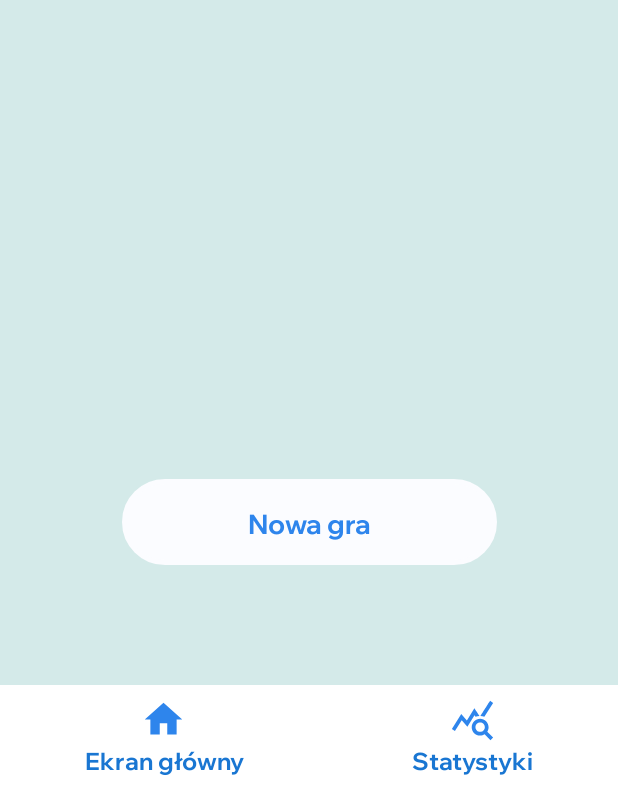
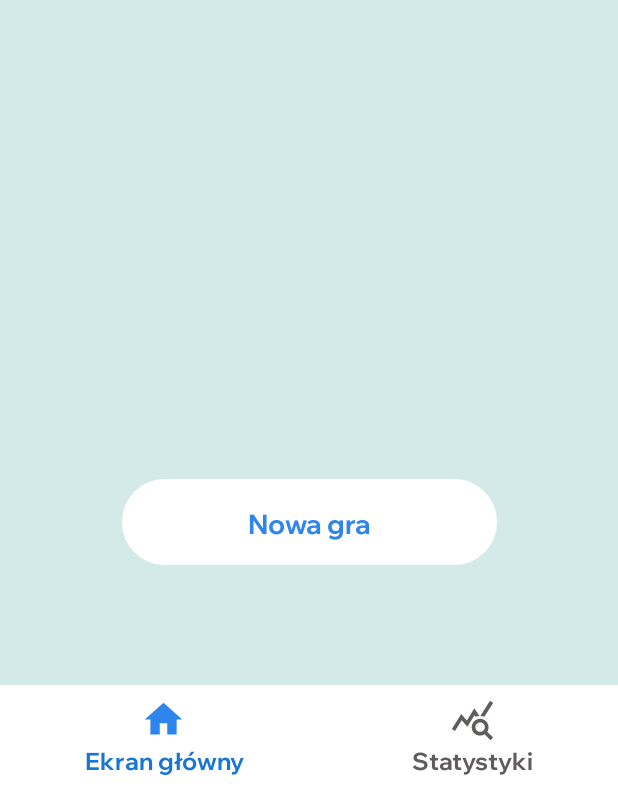
Before and after one commit to enqer/sudoku-game-app, an Android app: the screen it shows after launch (MainActivity), on a phone screen of 412 x 824 dp, the part 446-1236 px from its top. Run offline under Robolectric (Android 15) with nearby library versions, the phone set to English and light mode, and no system bars.

Commit message:
dark mode

```diff
--- a/app/src/main/res/drawable/ic_best_time.xml
+++ b/app/src/main/res/drawable/ic_best_time.xml
@@ -1,4 +1,4 @@
-<vector android:height="30dp" android:viewportHeight="24"
-    android:viewportWidth="24" android:width="30dp" xmlns:android="http://schemas.android.com/apk/res/android">
+<vector android:height="26dp" android:viewportHeight="24"
+    android:viewportWidth="24" android:width="26dp" xmlns:android="http://schemas.android.com/apk/res/android">
     <path android:fillColor="?attr/custom20" android:pathData="M23.707,16.325a1,1 0,0 0,-1.414 0l-5.627,5.628L13.978,19.3A1,1 0,0 0,12.543 20.7L15.287,23.4a1.876,1.876 0,0 0,1.345 0.6h0.033A1.873,1.873 0,0 0,18 23.447l5.707,-5.708a1,1 0,0 0,0 -1.414ZM11.09,21.959A10,10 0,1 1,22 12c0,0.307 -0.015,0.611 -0.041,0.911A1,1 0,0 0,22.866 14a0.989,0.989 0,0 0,1.085 -0.907C23.983,12.73 24,12.367 24,12A12,12 0,1 0,10.91 23.951c0.031,0 0.061,0 0.091,0a1,1 0,0 0,0.089 -2ZM11,7v4.586L8.293,14.293a1,1 0,1 0,1.414 1.414l3,-3A1,1 0,0 0,13 12V7a1,1 0,0 0,-2 0Z"/>
 </vector>
--- /dev/null
+++ b/app/src/main/res/drawable/ic_glob.xml
@@ -0,0 +1,6 @@
+<vector android:height="24dp" android:viewportHeight="1024"
+    android:viewportWidth="1024" android:width="24dp" xmlns:android="http://schemas.android.com/apk/res/android">
+    <path android:fillColor="#000000"
+        android:pathData="M480,896L480,702.1A256.3,256.3 0,0 1,264.1 512h-32.6a96,96 0,0 1,-92 -68.4L93.6,290.9a76.8,76.8 0,0 1,73.6 -98.9L256,192L256,96a32,32 0,0 1,32 -32h448a32,32 0,0 1,32 32v96h88.8a76.8,76.8 0,0 1,73.6 98.9L884.5,443.5A96,96 0,0 1,792.6 512h-32.6A256.3,256.3 0,0 1,544 702.1L544,896h128a32,32 0,1 1,0 64L352,960a32,32 0,1 1,0 -64h128zM704,448L704,128L320,128v320a192,192 0,1 0,384 0zM768,448h24.6a32,32 0,0 0,30.7 -22.8l45.8,-152.8A12.8,12.8 0,0 0,856.8 256L768,256v192zM256,448L256,256h-88.8a12.8,12.8 0,0 0,-12.3 16.4l45.8,152.8A32,32 0,0 0,231.4 448L256,448z"
+        android:strokeColor="?attr/custom20" android:strokeWidth="32.768"/>
+</vector>
--- /dev/null
+++ b/app/src/main/res/drawable/ic_home_state.xml
@@ -0,0 +1,5 @@
+<vector android:height="24dp" android:tint="?attr/custom22"
+    android:viewportHeight="24" android:viewportWidth="24"
+    android:width="24dp" xmlns:android="http://schemas.android.com/apk/res/android">
+    <path android:fillColor="@android:color/white" android:pathData="M10,20v-6h4v6h5v-8h3L12,3 2,12h3v8z"/>
+</vector>
--- a/app/src/main/res/drawable/ic_mistakes.xml
+++ b/app/src/main/res/drawable/ic_mistakes.xml
@@ -2,5 +2,5 @@
     android:viewportWidth="387.11" android:width="30dp" xmlns:android="http://schemas.android.com/apk/res/android">
     <path android:fillColor="?attr/custom20"
         android:pathData="M232.05,321.72L387.11,166.66L220.46,0L0,220.45l166.66,166.66l2.47,-2.47h151.22v-11.93H181.06L232.05,321.72zM370.23,166.65L232.05,304.83l-149.78,-149.78L220.46,16.87L370.23,166.65zM16.88,220.45l56.96,-56.96l149.78,149.79l-56.96,56.96L16.88,220.45z"
-        android:strokeColor="?attr/custom21" android:strokeWidth="20"/>
+        android:strokeColor="?attr/custom20" android:strokeWidth="20"/>
 </vector>
--- /dev/null
+++ b/app/src/main/res/drawable/ic_percent_game.xml
@@ -0,0 +1,6 @@
+<vector android:height="24dp" android:viewportHeight="24"
+    android:viewportWidth="24" android:width="24dp" xmlns:android="http://schemas.android.com/apk/res/android">
+    <path android:fillColor="#000000" android:pathData="M20.707,3.293C21.098,3.683 21.098,4.317 20.707,4.707L4.707,20.707C4.317,21.098 3.683,21.098 3.293,20.707C2.902,20.317 2.902,19.683 3.293,19.293L19.293,3.293C19.683,2.902 20.317,2.902 20.707,3.293Z"/>
+    <path android:fillColor="#000000" android:fillType="evenOdd" android:pathData="M4,6.5C4,4.567 5.567,3 7.5,3C9.433,3 11,4.567 11,6.5C11,8.433 9.433,10 7.5,10C5.567,10 4,8.433 4,6.5ZM7.5,5C6.672,5 6,5.672 6,6.5C6,7.328 6.672,8 7.5,8C8.328,8 9,7.328 9,6.5C9,5.672 8.328,5 7.5,5Z"/>
+    <path android:fillColor="#000000" android:fillType="evenOdd" android:pathData="M16.5,14C14.567,14 13,15.567 13,17.5C13,19.433 14.567,21 16.5,21C18.433,21 20,19.433 20,17.5C20,15.567 18.433,14 16.5,14ZM15,17.5C15,16.672 15.672,16 16.5,16C17.328,16 18,16.672 18,17.5C18,18.328 17.328,19 16.5,19C15.672,19 15,18.328 15,17.5Z"/>
+</vector>
--- /dev/null
+++ b/app/src/main/res/drawable/ic_stats_state.xml
@@ -0,0 +1,5 @@
+<vector android:height="24dp" android:tint="?attr/custom22"
+    android:viewportHeight="24" android:viewportWidth="24"
+    android:width="24dp" xmlns:android="http://schemas.android.com/apk/res/android">
+    <path android:fillColor="@android:color/white" android:pathData="M19.88,18.47c0.44,-0.7 0.7,-1.51 0.7,-2.39c0,-2.49 -2.01,-4.5 -4.5,-4.5s-4.5,2.01 -4.5,4.5s2.01,4.5 4.49,4.5c0.88,0 1.7,-0.26 2.39,-0.7L21.58,23L23,21.58L19.88,18.47zM16.08,18.58c-1.38,0 -2.5,-1.12 -2.5,-2.5c0,-1.38 1.12,-2.5 2.5,-2.5s2.5,1.12 2.5,2.5C18.58,17.46 17.46,18.58 16.08,18.58zM15.72,10.08c-0.74,0.02 -1.45,0.18 -2.1,0.45l-0.55,-0.83l-3.8,6.18l-3.01,-3.52l-3.63,5.81L1,17l5,-8l3,3.5L13,6C13,6 15.72,10.08 15.72,10.08zM18.31,10.58c-0.64,-0.28 -1.33,-0.45 -2.05,-0.49c0,0 5.12,-8.09 5.12,-8.09L23,3.18L18.31,10.58z"/>
+</vector>
--- /dev/null
+++ b/app/src/main/res/drawable/ic_trophy.xml
@@ -0,0 +1,4 @@
+<vector android:height="24dp" android:viewportHeight="1024"
+    android:viewportWidth="1024" android:width="24dp" xmlns:android="http://schemas.android.com/apk/res/android">
+    <path android:fillColor="?attr/custom20" android:pathData="M480,896L480,702.1A256.3,256.3 0,0 1,264.1 512h-32.6a96,96 0,0 1,-92 -68.4L93.6,290.9a76.8,76.8 0,0 1,73.6 -98.9L256,192L256,96a32,32 0,0 1,32 -32h448a32,32 0,0 1,32 32v96h88.8a76.8,76.8 0,0 1,73.6 98.9L884.5,443.5A96,96 0,0 1,792.6 512h-32.6A256.3,256.3 0,0 1,544 702.1L544,896h128a32,32 0,1 1,0 64L352,960a32,32 0,1 1,0 -64h128zM704,448L704,128L320,128v320a192,192 0,1 0,384 0zM768,448h24.6a32,32 0,0 0,30.7 -22.8l45.8,-152.8A12.8,12.8 0,0 0,856.8 256L768,256v192zM256,448L256,256h-88.8a12.8,12.8 0,0 0,-12.3 16.4l45.8,152.8A32,32 0,0 0,231.4 448L256,448z"/>
+</vector>
--- a/app/src/main/res/layout/activity_main.xml
+++ b/app/src/main/res/layout/activity_main.xml
@@ -10,7 +10,7 @@
         android:id="@+id/constraintLayout2"
         android:layout_width="match_parent"
         android:layout_height="match_parent"
-        android:background="#D4EAE9"
+        android:background="?attr/custom9"
         app:layout_constraintEnd_toEndOf="parent"
         app:layout_constraintStart_toStartOf="parent"
         app:layout_constraintTop_toTopOf="parent">
@@ -80,7 +80,7 @@
             android:background="@drawable/background_btn"
             android:text="@string/new_game"
             android:textColor="?attr/custom2"
-            app:backgroundTint="?attr/custom1"
+            app:backgroundTint="?attr/custom18"
             app:layout_constraintBottom_toBottomOf="parent"
             app:layout_constraintEnd_toEndOf="parent"
             app:layout_constraintStart_toStartOf="parent" />
@@ -141,12 +141,13 @@
                 <ImageView
                     android:id="@+id/imageButton3"
                     style="@style/home_menu_imageview"
-                    android:src="@drawable/ic_stats"
+                    android:src="@drawable/ic_stats_state"
                     tools:ignore="SpeakableTextPresentCheck,TouchTargetSizeCheck" />
 
                 <TextView
                     android:id="@+id/textView6"
                     style="@style/home_menu_textview"
+                    android:textColor="?attr/custom22"
                     android:text="@string/statistics"
                      />
             </LinearLayout>
--- a/app/src/main/res/values-night/themes.xml
+++ b/app/src/main/res/values-night/themes.xml
@@ -1,13 +1,36 @@
 <resources xmlns:tools="http://schemas.android.com/tools">
     <attr name="custom1" format="reference|color"/>
+    <attr name="custom2" format="reference|color"/>
+    <attr name="custom3" format="reference|color"/>
+    <attr name="custom4" format="reference|color"/>
+    <attr name="custom5" format="reference|color"/>
+    <attr name="custom6" format="reference|color"/>
+    <attr name="custom7" format="reference|color"/>
+    <attr name="custom8" format="reference|color"/>
+    <attr name="custom9" format="reference|color"/>
+    <attr name="custom10" format="reference|color"/>
+    <attr name="custom11" format="reference|color"/>
+    <attr name="custom12" format="reference|color"/>
+    <attr name="custom13" format="reference|color"/>
+    <attr name="custom14" format="reference|color"/>
+    <attr name="custom15" format="reference|color"/>
+    <attr name="custom16" format="reference|color"/>
+    <attr name="custom17" format="reference|color"/>
+    <attr name="custom18" format="reference|color"/>
+    <attr name="custom19" format="reference|color"/>
+    <attr name="custom20" format="reference|color"/>
+    <attr name="custom21" format="reference|color"/>
+    <attr name="custom22" format="reference|color"/>
+    <attr name="custom23" format="reference|color"/>
+
     <!-- Base application theme. -->
 <!--    <style name="Theme.Sudoku" parent="Theme.MaterialComponents.DayNight.DarkActionBar">-->
     <style name="Theme.Sudoku" parent="Theme.AppCompat.Light.NoActionBar">
 
 <!--        <item name="android:windowAnimationStyle">@style/WindowAnimationTransition</item>-->
         <!-- Primary brand color. -->
-        <item name="colorPrimary">@color/purple_200</item>
-        <item name="colorPrimaryVariant">@color/purple_700</item>
+        <item name="colorPrimary">@color/boardBack</item>
+        <item name="colorPrimaryVariant">@color/blackBack</item>
         <item name="colorOnPrimary">@color/black</item>
         <!-- Secondary brand color. -->
         <item name="colorSecondary">@color/teal_200</item>
@@ -17,7 +40,29 @@
         <item name="android:statusBarColor" tools:targetApi="l">?attr/colorPrimaryVariant</item>
         <!-- Customize your theme here. -->
 <!--        <item name="colorT"></item>-->
-        <item name="custom1">@color/brown</item>
+        <item name="custom1">@color/blackBack</item>
+        <item name="custom2">@color/newBlueBack</item>
+        <item name="custom3">@color/boardBack</item>
+        <item name="custom4">@color/pointedBack</item>
+        <item name="custom5">@color/greylyBack</item>
+        <item name="custom6">@color/greyBack</item>
+        <item name="custom7">@color/grey</item>
+        <item name="custom8">@color/miniBoardBack</item>
+        <item name="custom9">@color/blackBack</item>
+        <item name="custom10">@color/mistake</item>
+        <item name="custom11">@color/greyBack</item>
+        <item name="custom12">@color/yellow</item>
+        <item name="custom13">@color/same</item>
+        <item name="custom14">@color/greyly</item>
+        <item name="custom15">@color/boardBack</item>
+        <item name="custom16">@color/brown</item>
+        <item name="custom17">@color/newWhite</item>
+        <item name="custom18">@color/boardBack</item>
+        <item name="custom19">@color/darkerBlue</item>
+        <item name="custom20">@color/darkerBlue</item>
+        <item name="custom21">@color/black</item>
+        <item name="custom22">@color/iconGrey</item>
+        <item name="custom23">@color/darkerBlue</item>
 
     </style>
 <!--    <style name="color">-->
--- a/app/src/main/res/values/colors.xml
+++ b/app/src/main/res/values/colors.xml
@@ -8,7 +8,7 @@
     <color name="black">#FF000000</color>
     <color name="white">#FFFFFFFF</color>
 
-
+    <color name="newBlueBack">#268bf3</color>
     <color name="newBlue">#2e85ec</color>
     <color name="newWhite">#fbfcff</color>
     <color name="littleBlue">#e3ebf5</color>
@@ -27,4 +27,17 @@
     <color name="brown">#421406</color>
     <color name="darkerBlue">#1976D2</color>
     <color name="achivments">#000000</color>
+    <color name="blackBack">#161618</color>
+    <color name="greylyBack">#b2c1cd</color>
+    <color name="bluelyBack">#6b90c3</color>
+    <color name="greyBack">#98979d</color>
+    <color name="pointedBack">#013a7d</color>
+    <color name="boardBack">#25242c</color>
+    <color name="numBack">#848d9a</color>
+    <color name="skyBack">#6b8fc5</color>
+    <color name="icBack">#3e8ce5</color>
+    <color name="miniBoardBack">#1a1a1c</color>
+    <color name="iconGrey">#868d9d</color>
+
+
 </resources>
--- a/app/src/main/res/values/styles.xml
+++ b/app/src/main/res/values/styles.xml
@@ -125,7 +125,7 @@
         <item name="android:layout_width">match_parent</item>
         <item name="android:layout_height">wrap_content</item>
         <item name="android:textAlignment">center</item>
-        <item name="android:textColor">?attr/custom5</item>
+        <item name="android:textColor">?attr/custom6</item>
         <item name="android:textSize">16sp</item>
         <item name="android:fontFamily">@font/wixmadeforybold</item>
     </style>
--- a/app/src/main/res/values/themes.xml
+++ b/app/src/main/res/values/themes.xml
@@ -20,6 +20,8 @@
     <attr name="custom19" format="reference|color"/>
     <attr name="custom20" format="reference|color"/>
     <attr name="custom21" format="reference|color"/>
+    <attr name="custom22" format="reference|color"/>
+    <attr name="custom23" format="reference|color"/>
 
     <!-- Base application theme. -->
     <!--    Theme.Sudoku // DarkActionBar-->
@@ -61,6 +63,8 @@
         <item name="custom19">@color/darkerBlue</item>
         <item name="custom20">@color/achivments</item>
         <item name="custom21">@color/black</item>
+        <item name="custom22">@color/border</item>
+        <item name="custom23">@color/darkBlue</item>
 
 
     </style>
```
Also changed, not shown: app/src/main/java/com/example/enqer/sudoku/GameActivity.kt (+24 -17 lines), app/src/main/res/drawable/ic_win.xml (added, +7 -0 lines), app/src/main/res/layout/activity_game.xml (+5 -5 lines), app/src/main/res/layout/activity_stats.xml (+6 -3 lines), app/src/main/res/layout/fragment_stats.xml (+5 -3 lines).
